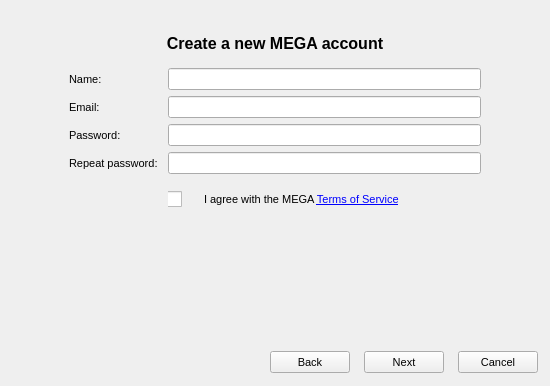
Before: the Qt Designer form Source/MEGASync/gui/SetupWizard.ui in meganz/MEGAsync, drawn with Qt 5.
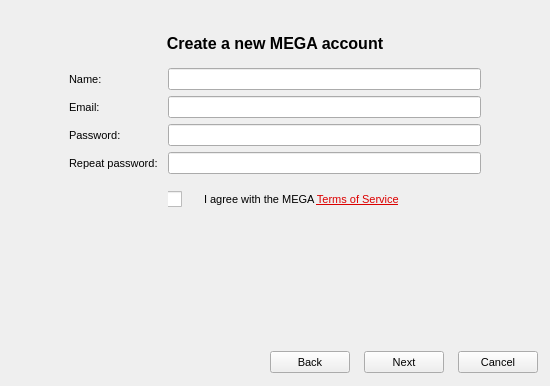
After: the same form once the commit is applied. The open tabs and pages were chosen to show the change. Icons and pictures are not drawn.

Commit message: Fixed popup menu colors and link colors.

Patch:
```diff
--- a/Source/MEGASync/gui/SetupWizard.ui
+++ b/Source/MEGASync/gui/SetupWizard.ui
@@ -396,7 +396,7 @@
                 <string notr="true"/>
                </property>
                <property name="text">
-                <string>I agree with the MEGA &lt;a href=&quot;https://mega.co.nz/#terms&quot;&gt;Terms of Service&lt;/a&gt;</string>
+                <string>I agree with the MEGA &lt;a href=&quot;https://mega.co.nz/#terms&quot; style=&quot;color:#DC0000&quot;&gt;Terms of Service&lt;/a&gt;</string>
                </property>
                <property name="textFormat">
                 <enum>Qt::RichText</enum>
```
The commit also changes 2 other files.
